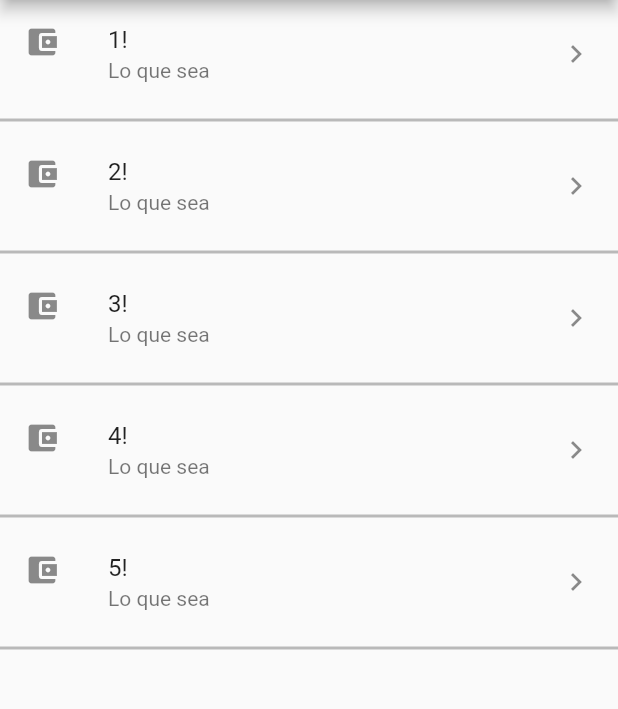
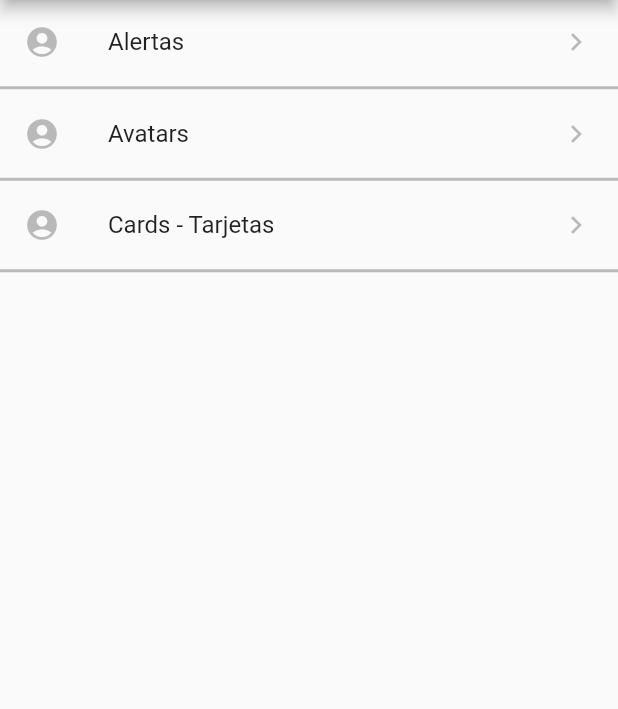
Before and after one commit to Penguin424/Pruebas-de-componentes-de-flutter, a Flutter app: the screen it shows after launch, on a phone screen of 412 x 824 dp, the part 84-793 px from its top. Run offline on Flutter 3.47's test engine with Material 2 defaults, Android fonts, the phone set to English and light mode, and no system bars.

Commit message:
Actualizacion Home

```diff
--- /dev/null
+++ b/data/menu_opts.json
@@ -0,0 +1,20 @@
+{
+    "nombreApp" : "Componentes",
+    "rutas" : [
+        {
+            "ruta" : "alert",
+            "icon" : "add_alert",
+            "texto": "Alertas"
+        },
+        {
+            "ruta" : "avatar",
+            "icon" : "accessibility",
+            "texto": "Avatars"
+        },
+        {
+            "ruta" : "card",
+            "icon" : "folder_open",
+            "texto": "Cards - Tarjetas"
+        }
+    ]
+}
--- a/lib/main.dart
+++ b/lib/main.dart
@@ -1,5 +1,5 @@
 import 'package:flutter/material.dart';
-import './src/pages/HomePage.dart';
+import './src/pages/HomeReal.dart';
 
 void main() => runApp(MyApp());
 
@@ -9,7 +9,7 @@ class MyApp extends StatelessWidget {
     return MaterialApp(
       title: 'Componentes App',
       debugShowCheckedModeBanner: false,
-      home: HomePage()
+      home: HomeReal()
     );
   }
 }
--- a/lib/src/pages/HomePage.dart
+++ b/lib/src/pages/HomePage.dart
@@ -38,7 +38,7 @@ class HomePage extends StatelessWidget {
 
   List<Widget> _crearItemsCorto()
   {
-    var widgets = opciones.map((i){
+    return opciones.map((i){
 
       return Column(
         children: <Widget>[
@@ -55,6 +55,5 @@ class HomePage extends StatelessWidget {
 
     }).toList();
 
-    return widgets;
   }
 }
--- /dev/null
+++ b/lib/src/pages/HomeReal.dart
@@ -0,0 +1,54 @@
+import 'package:componentes/src/providers/menu.dart';
+import 'package:flutter/material.dart';
+
+class HomeReal extends StatelessWidget {
+
+  List<int> _numeros = [1,2,3,4,5];
+
+  @override
+  Widget build(BuildContext context) {
+    return Scaffold(
+      appBar: AppBar(
+        backgroundColor: Colors.black26,
+        title: Text('Componentes'),
+        centerTitle: true,
+      ),
+      body: _lista()
+    );
+  }
+
+  Widget _lista(){
+
+    return FutureBuilder(
+      future: menu.cargarData(),
+      builder: (context, AsyncSnapshot<List<dynamic>> snapshot ){
+
+        return ListView(
+          children: _listaItems(snapshot.data),
+        );
+
+      },
+    );
+
+  }
+
+  List<Widget> _listaItems(List<dynamic> opciones)
+  {
+
+    return opciones.map((i){
+      return Column(
+        children: <Widget>[
+          ListTile(
+            title: Text(i['texto'], ),
+            leading: Icon(Icons.account_circle, color: Colors.black26,),
+            trailing: Icon(Icons.keyboard_arrow_right, color: Colors.black26,),
+            onTap: (){},
+
+          ),
+          Divider(height: 5.0, color: Colors.black26, thickness: 2.0,)
+        ],
+      );
+    }).toList();
+
+  }
+}
--- a/pubspec.yaml
+++ b/pubspec.yaml
@@ -41,9 +41,8 @@ flutter:
   uses-material-design: true
 
   # To add assets to your application, add an assets section, like this:
-  # assets:
-  #  - images/a_dot_burr.jpeg
-  #  - images/a_dot_ham.jpeg
+  assets:
+    - data/menu_opts.json
 
   # An image asset can refer to one or more resolution-specific "variants", see
   # https://flutter.dev/assets-and-images/#resolution-aware.
```
Also changed, not shown: lib/src/providers/menu.dart (added, +25 -0 lines).
